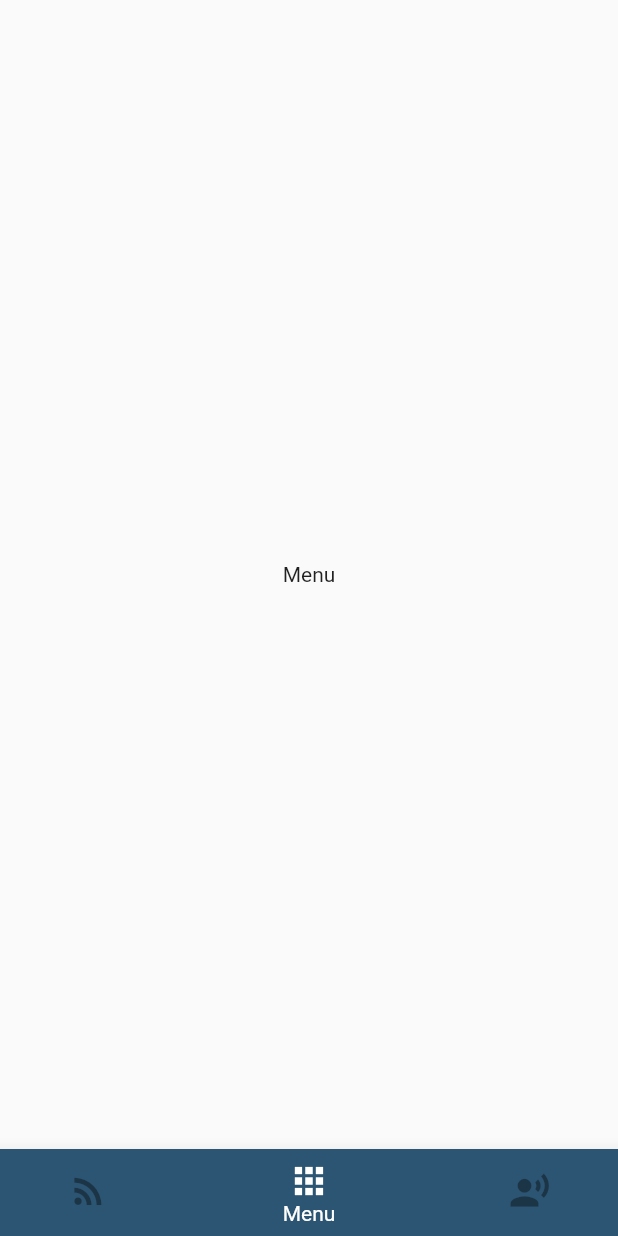
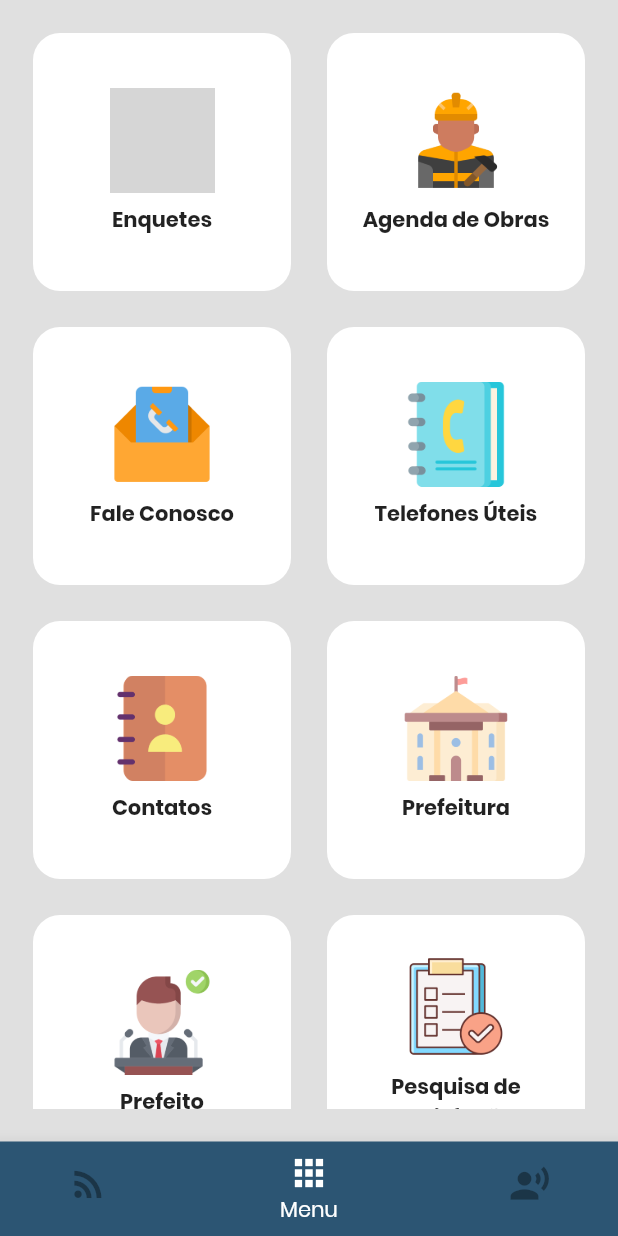
Before and after one commit to luizrmm/app-itagi, a Flutter app: the screen it shows after launch, item 2 of the bottom bar chosen, on a phone screen of 412 x 824 dp. Run offline on Flutter 3.47's test engine with Material 2 defaults, Android fonts, the phone set to English and light mode, and no system bars; grey boxes are pictures that could not be loaded.

Commit message:
menu app init

```diff
--- a/lib/main.dart
+++ b/lib/main.dart
@@ -16,7 +16,8 @@ class MyApp extends StatelessWidget {
       ],
       child: MaterialApp(
         debugShowCheckedModeBanner: false,
-        theme: ThemeData(primaryColor: Color(0xFF2C5573)),
+        theme:
+            ThemeData(primaryColor: Color(0xFF2C5573), fontFamily: 'Poppins'),
         home: HomeScreen(),
       ),
     );
--- a/lib/screens/Home/home_screen.dart
+++ b/lib/screens/Home/home_screen.dart
@@ -10,12 +10,13 @@ class HomeScreen extends StatelessWidget {
   Widget build(BuildContext context) {
     int cIndex = Provider.of<HomeNotifier>(context).currentIndex;
     return Scaffold(
+        backgroundColor: Colors.grey[300],
         body: IndexedStack(
           index: cIndex,
           children: <Widget>[
+            NoticiasScreen(),
+            MenuScreen(),
             RelProblemsScreen(),
-            MenuScreen(),
-            NoticiasScreen(),
           ],
         ),
         bottomNavigationBar: BottomNavigationBar(
--- a/lib/screens/Menu/menu.dart
+++ b/lib/screens/Menu/menu.dart
@@ -1,12 +1,42 @@
+import 'package:aqui_cliente/widgets/menu_item.dart';
 import 'package:flutter/material.dart';
 
 class MenuScreen extends StatelessWidget {
   @override
   Widget build(BuildContext context) {
-    return Container(
+    return SafeArea(
       child: Center(
-        child: Text('Menu'),
-      ),
+          child: Padding(
+        padding: const EdgeInsets.all(22.0),
+        child: GridView(
+          gridDelegate: SliverGridDelegateWithFixedCrossAxisCount(
+              crossAxisCount: 2, crossAxisSpacing: 24.0, mainAxisSpacing: 24.0),
+          shrinkWrap: true,
+          children: <Widget>[
+            MenuItem(
+              icon: 'assets/enquete.png',
+              label: 'Enquetes',
+            ),
+            MenuItem(icon: 'assets/obras.png', label: 'Agenda de Obras'),
+            MenuItem(
+              icon: 'assets/fale_conosco.png',
+              label: 'Fale Conosco',
+            ),
+            MenuItem(
+              icon: 'assets/telefones.png',
+              label: 'Telefones Úteis',
+            ),
+            MenuItem(
+              icon: 'assets/contatos.png',
+              label: 'Contatos',
+            ),
+            MenuItem(icon: 'assets/prefeitura.png', label: 'Prefeitura'),
+            MenuItem(icon: 'assets/prefeito.png', label: 'Prefeito'),
+            MenuItem(
+                icon: 'assets/pesquisa.png', label: 'Pesquisa de Satisfação'),
+          ],
+        ),
+      )),
     );
   }
 }
--- /dev/null
+++ b/lib/widgets/menu_item.dart
@@ -0,0 +1,33 @@
+import 'package:flutter/material.dart';
+
+class MenuItem extends StatelessWidget {
+  final String label;
+  final String icon;
+  MenuItem({this.label, this.icon});
+  @override
+  Widget build(BuildContext context) {
+    return Container(
+        decoration: BoxDecoration(
+            borderRadius: BorderRadius.circular(18.0), color: Colors.white),
+        padding: EdgeInsets.all(6.0),
+        child: Column(
+          crossAxisAlignment: CrossAxisAlignment.center,
+          mainAxisAlignment: MainAxisAlignment.center,
+          children: <Widget>[
+            Image.asset(
+              icon,
+              height: 70,
+              fit: BoxFit.contain,
+            ),
+            Padding(
+              padding: const EdgeInsets.only(top: 8.0),
+              child: Text(
+                label,
+                textAlign: TextAlign.center,
+                style: TextStyle(fontSize: 14.0, fontWeight: FontWeight.bold),
+              ),
+            )
+          ],
+        ));
+  }
+}
```
Also changed, not shown: pubspec.yaml (+22 -14 lines), assets/Enquete.png (added), assets/contatos.png (added), assets/fale_conosco.png (added), assets/news.png (added), assets/obras.png (added), assets/pesquisa.png (added), assets/prefeito.png (added), assets/prefeitura.png (added), assets/support.png (added), assets/telefones.png (added), fonts/Poppins-Bold.ttf (added), fonts/Poppins-Regular.ttf (added), fonts/Poppins-Thin.ttf (added).
